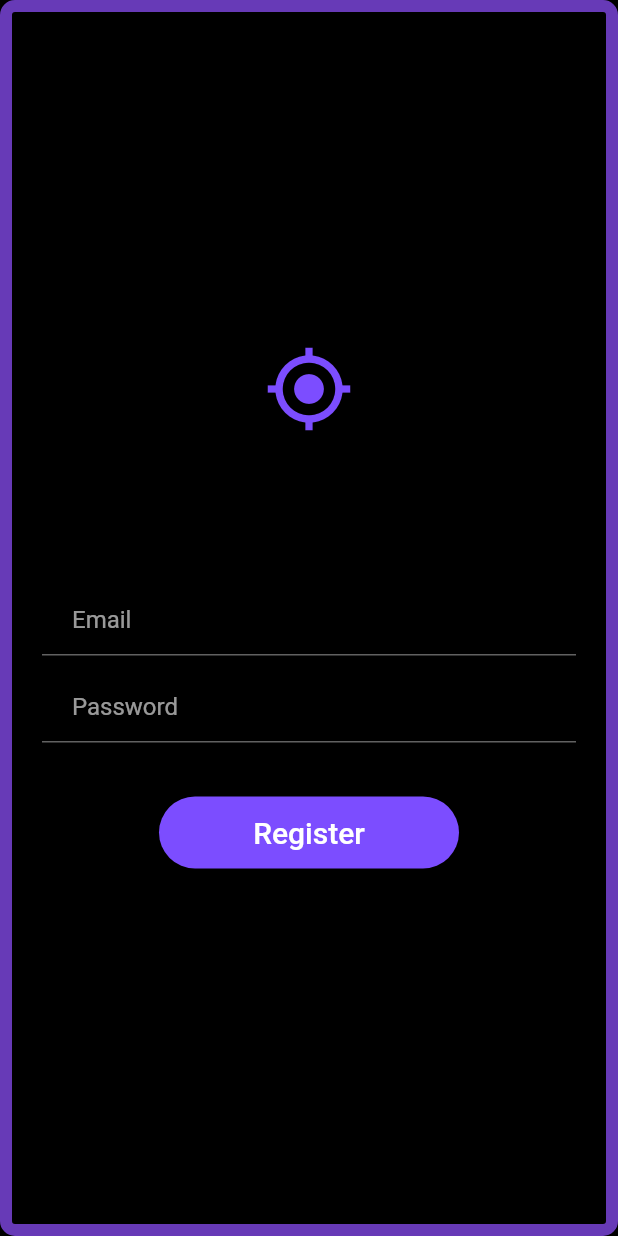
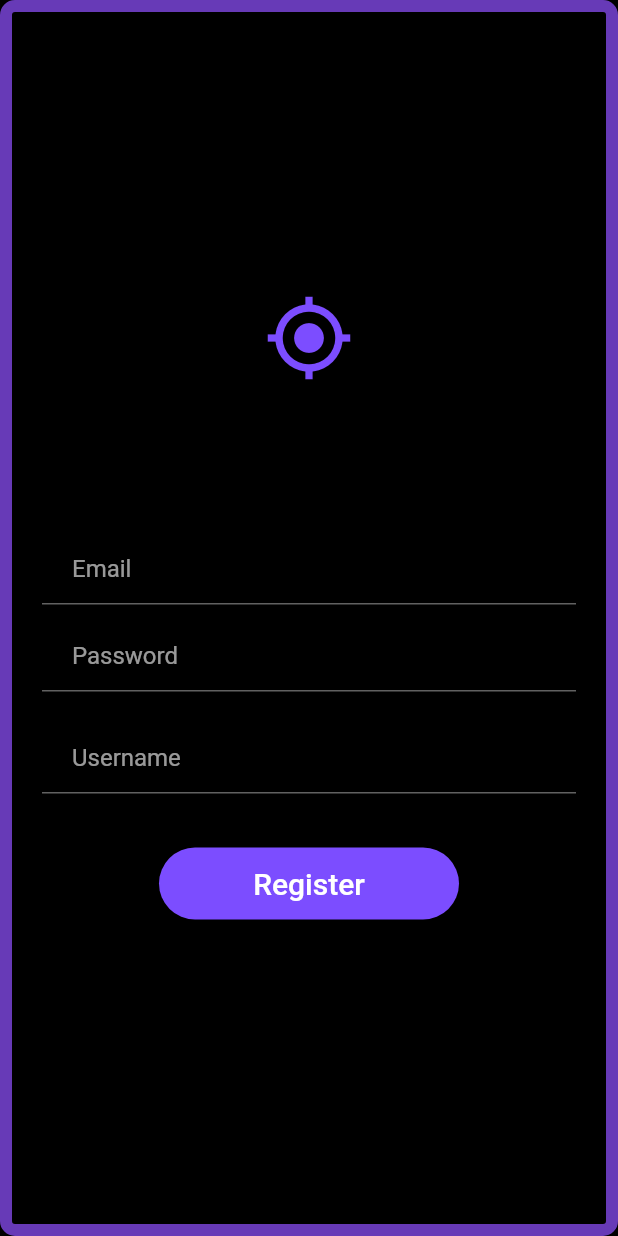
Before and after one commit to manthi4/AssassinGame, a Flutter app: the screen it shows after launch, after a tap on "Register", on a phone screen of 412 x 824 dp. Run offline on Flutter 3.47's test engine with Material 2 defaults, Android fonts, the phone set to English and light mode, and no system bars; our stand-ins replace animated_text_kit, cloud_firestore, firebase_auth, sliding_up_panel; missing offline and left inert: cross_local_storage; accounts and stored records are empty.

Commit message:
New users can register and enter the app, code needs refactoring

```diff
--- a/assassin_game/lib/screens/loginScreen.dart
+++ b/assassin_game/lib/screens/loginScreen.dart
@@ -4,7 +4,7 @@ import 'package:assassingame/constants.dart';
 import 'package:firebase_auth/firebase_auth.dart';
 import 'homepage.dart';
 import 'package:assassingame/user.dart';
-
+import 'package:cloud_firestore/cloud_firestore.dart';
 
 class LoginScreen extends StatefulWidget {
   final bool loggingIn;
@@ -15,31 +15,38 @@ class LoginScreen extends StatefulWidget {
 
 class _LoginScreenState extends State<LoginScreen> {
   final _auth = FirebaseAuth.instance;
-  var email;
-  var password;
+  final Firestore _fstore = Firestore.instance;
+  String email;
+  String password;
+  String userName;
 
   void login() async {
     try {
       final user = await _auth.signInWithEmailAndPassword(
           email: email, password: password);
-      if(user != null){
+      if (user != null) {
         await User.initialize();
         Navigator.pushNamed(context, HomePage.route);
       }
-    }catch(e){
+    } catch (e) {
       print(e);
     }
   }
 
   void register() async {
     try {
-      final user = await _auth.createUserWithEmailAndPassword(
+      final AuthResult user = await _auth.createUserWithEmailAndPassword(
           email: email, password: password);
-      if(user != null){
-        await User.initialize();
-        Navigator.pushNamed(context, HomePage.route);
+      if (user != null) {
+        await _fstore.collection("Users").document(user.user.uid).setData({
+          "Email" : user.user.email,
+          "Games": {},
+          "Username": userName,
+        }).then((value) async {
+          await User.initialize();
+        }).then((value) => Navigator.pushNamed(context, HomePage.route));
       }
-    }catch(e){
+    } catch (e) {
       print(e);
     }
   }
@@ -81,6 +88,17 @@ class _LoginScreenState extends State<LoginScreen> {
                 ),
                 SizedBox(height: 20),
                 widget.loggingIn
+                    ? Container()
+                    : TextField(
+                        obscureText: true,
+                        onChanged: (value) {
+                          userName = value;
+                        },
+                        decoration:
+                            TextFieldStyle.copyWith(hintText: "Username"),
+                      ),
+                SizedBox(height: 20),
+                widget.loggingIn
                     ? BigButton(
                         buttonText: "Login",
                         onClick: () {
```
Also changed, not shown: assassin_game/lib/screens/homepage.dart (+64 -5 lines), assassin_game/lib/user.dart (+28 -9 lines).
